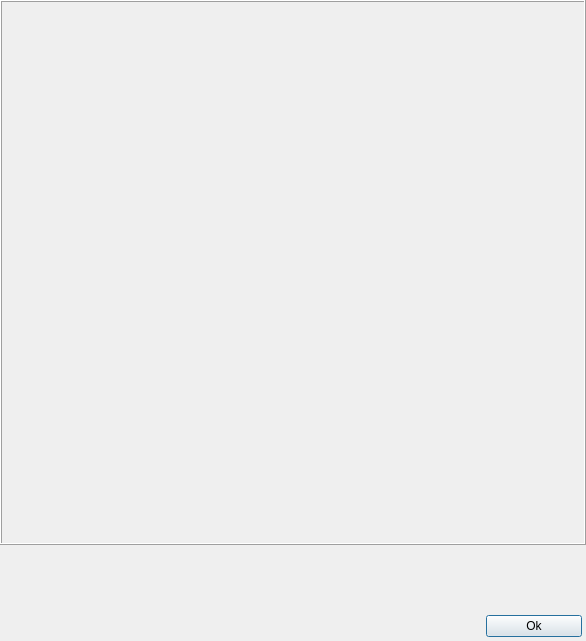
ZhuangLab/storm-control, file hal4000/qtdesigner/camera-detached.ui: the form before one commit.
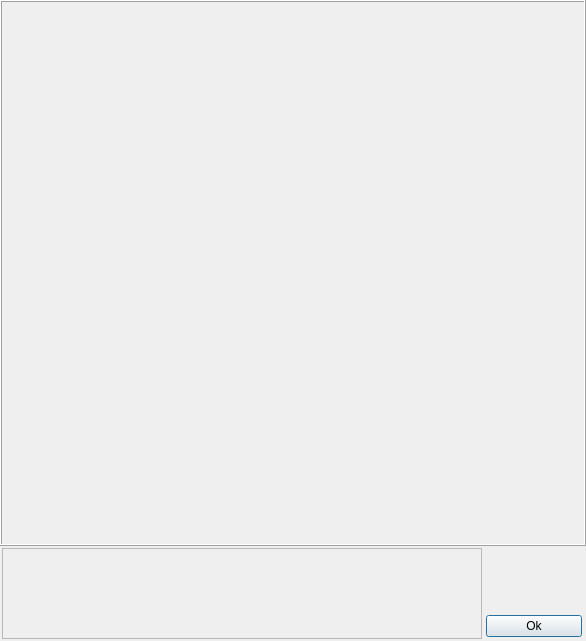
The form after the commit.

Commit message: Update detached camera UI's.

```diff
--- a/hal4000/qtdesigner/camera-detached.ui
+++ b/hal4000/qtdesigner/camera-detached.ui
@@ -77,7 +77,7 @@
      <property name="maximumSize">
       <size>
        <width>16777215</width>
-       <height>96</height>
+       <height>95</height>
       </size>
      </property>
      <layout class="QHBoxLayout" name="horizontalLayout">
@@ -89,10 +89,22 @@
       </property>
       <item>
        <widget class="QFrame" name="cameraParamsFrame">
+        <property name="sizePolicy">
+         <sizepolicy hsizetype="MinimumExpanding" vsizetype="Preferred">
+          <horstretch>0</horstretch>
+          <verstretch>0</verstretch>
+         </sizepolicy>
+        </property>
+        <property name="minimumSize">
+         <size>
+          <width>0</width>
+          <height>0</height>
+         </size>
+        </property>
         <property name="maximumSize">
          <size>
           <width>16777215</width>
-          <height>92</height>
+          <height>1000</height>
          </size>
         </property>
         <property name="frameShape">
@@ -103,19 +115,6 @@
         </property>
        </widget>
       </item>
-      <item>
-       <spacer name="horizontalSpacer">
-        <property name="orientation">
-         <enum>Qt::Horizontal</enum>
-        </property>
-        <property name="sizeHint" stdset="0">
-         <size>
-          <width>40</width>
-          <height>20</height>
-         </size>
-        </property>
-       </spacer>
-      </item>
       <item>
        <widget class="QWidget" name="widget_3" native="true">
         <property name="minimumSize">
```
Left out of the diff: 6 changed lines with no effect on the pictures. The commit also changes 5 other files.
